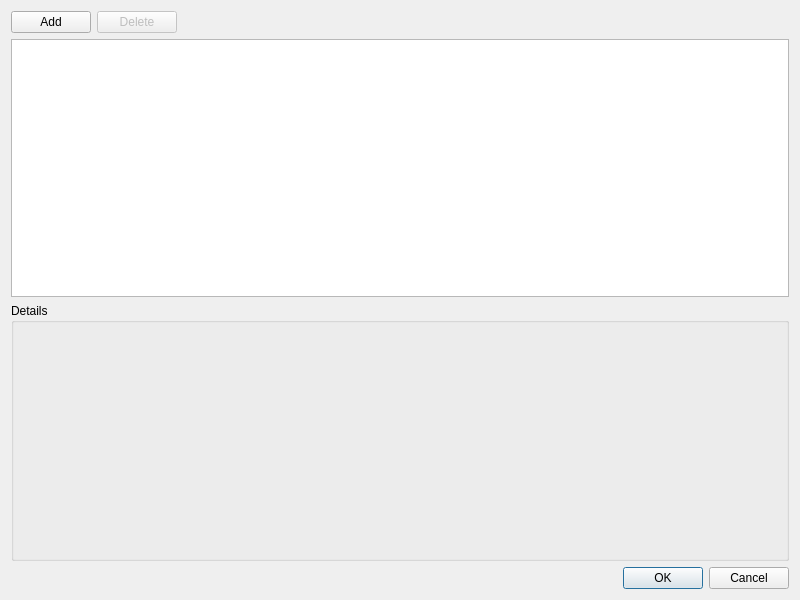
Above: client/src/ui/dialogs/ptz_tours_dialog.ui from networkoptix/nx_open before the change. Below: the same form after it.
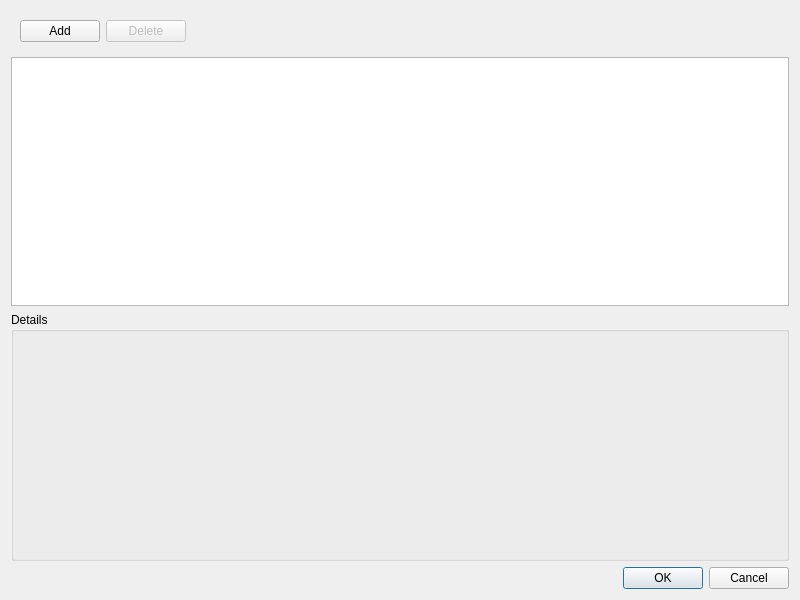
That is the form after the change. Icons and pictures are not drawn. Custom widgets are drawn as their Qt base class.

Commit message:
Bug #2781: Dialog "Synchronizing..." looks strange - in progress
<==== Mercurial data ====>
Branch: master

The edit to the form file:
```diff
--- a/client/src/ui/dialogs/ptz_tours_dialog.ui
+++ b/client/src/ui/dialogs/ptz_tours_dialog.ui
@@ -24,6 +24,7 @@
   </property>
   <layout class="QVBoxLayout" name="verticalLayout" stretch="0,1,1,0">
    <item>
+    <widget class="QWidget" name="buttonsWidget" native="true">
     <layout class="QHBoxLayout" name="horizontalLayout">
      <item>
       <widget class="QPushButton" name="addTourButton">
@@ -64,6 +65,7 @@
       </spacer>
      </item>
     </layout>
+    </widget>
    </item>
    <item>
     <widget class="QnTableView" name="tableView">
```
Lines whose indentation alone changed are shown as unchanged. The commit also changes 5 other files.
